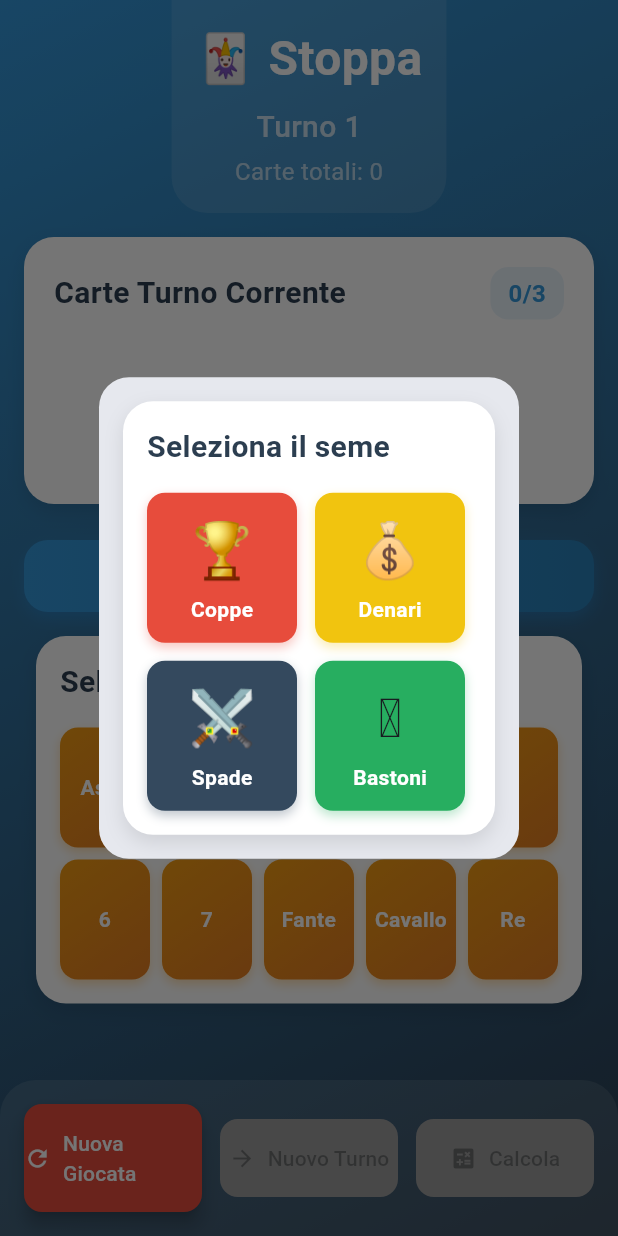
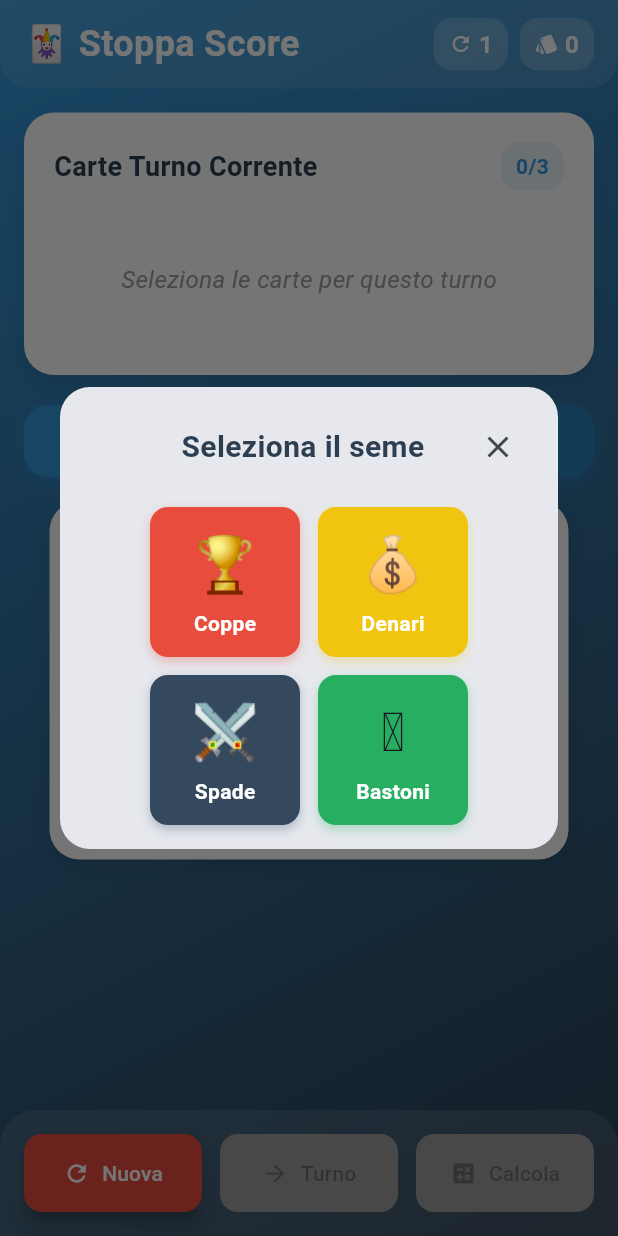
Before and after one commit to raffo93p/stoppa-score, a Flutter app: the screen it shows after launch, after a tap on "Asso", on a phone screen of 412 x 824 dp. Run offline on Flutter 3.47's test engine with Material 3 defaults, Android fonts, the phone set to English and light mode, and no system bars; our stand-ins replace equatable.

Commit message:
improve UX

```diff
--- a/lib/screens/game_screen.dart
+++ b/lib/screens/game_screen.dart
@@ -13,28 +13,12 @@ class GameScreen extends StatefulWidget {
   State<GameScreen> createState() => _GameScreenState();
 }
 
-class _GameScreenState extends State<GameScreen>
-    with SingleTickerProviderStateMixin {
+class _GameScreenState extends State<GameScreen> {
   CardRank? _selectedRank;
-  late AnimationController _animationController;
-  late Animation<double> _scaleAnimation;
 
   @override
   void initState() {
     super.initState();
-    _animationController = AnimationController(
-      vsync: this,
-      duration: const Duration(milliseconds: 200),
-    );
-    _scaleAnimation = Tween<double>(begin: 1.0, end: 1.05).animate(
-      CurvedAnimation(parent: _animationController, curve: Curves.easeInOut),
-    );
-  }
-
-  @override
-  void dispose() {
-    _animationController.dispose();
-    super.dispose();
   }
 
   void _onCardRankSelected(CardRank rank) {
@@ -53,18 +37,235 @@ class _GameScreenState extends State<GameScreen>
 
     showDialog(
       context: context,
-      barrierDismissible: false,
+      barrierDismissible: true,
       builder: (context) => Dialog(
         shape: RoundedRectangleBorder(borderRadius: BorderRadius.circular(20)),
         child: Padding(
           padding: const EdgeInsets.all(16.0),
-          child: SuitSelector(
-            selectedRank: _selectedRank!,
-            alreadySelectedCards: allSelectedCards,
-            onSuitSelected: (suit) {
+          child: Column(
+            mainAxisSize: MainAxisSize.min,
+            children: [
+              Row(
+                mainAxisAlignment: MainAxisAlignment.spaceBetween,
+                children: [
+                  const SizedBox(width: 40),
+                  const Expanded(
+                    child: Text(
+                      'Seleziona il seme',
+                      textAlign: TextAlign.center,
+                      style: TextStyle(
+                        fontSize: 20,
+                        fontWeight: FontWeight.bold,
+                        color: Color(0xFF2C3E50),
+                      ),
+                    ),
+                  ),
+                  IconButton(
+                    onPressed: () => Navigator.pop(context),
+                    icon: const Icon(Icons.close),
+                    padding: EdgeInsets.zero,
+                    constraints: const BoxConstraints(),
+                  ),
+                ],
+              ),
+              const SizedBox(height: 16),
+              Wrap(
+                spacing: 12,
+                runSpacing: 12,
+                children: CardSuit.values.map((suit) {
+                  final isDisabled = allSelectedCards.any(
+                    (card) => card.rank == _selectedRank && card.suit == suit,
+                  );
+                  return _buildSuitButton(context, suit, isDisabled, () {
+                    if (!isDisabled) {
                       Navigator.pop(context);
                       _onSuitSelected(suit);
-            },
+                    }
+                  });
+                }).toList(),
+              ),
+            ],
+          ),
+        ),
+      ),
+    );
+  }
+
+  Widget _buildSuitButton(
+    BuildContext context,
+    CardSuit suit,
+    bool isDisabled,
+    VoidCallback onTap,
+  ) {
+    Color getSuitColor() {
+      switch (suit) {
+        case CardSuit.coppe:
+          return const Color(0xFFE74C3C);
+        case CardSuit.denari:
+          return const Color(0xFFF1C40F);
+        case CardSuit.spade:
+          return const Color(0xFF34495E);
+        case CardSuit.bastoni:
+          return const Color(0xFF27AE60);
+      }
+    }
+
+    return Material(
+      color: Colors.transparent,
+      child: InkWell(
+        onTap: isDisabled ? null : onTap,
+        borderRadius: BorderRadius.circular(12),
+        child: Opacity(
+          opacity: isDisabled ? 0.4 : 1.0,
+          child: Container(
+            width: 100,
+            height: 100,
+            decoration: BoxDecoration(
+              color: isDisabled ? Colors.grey : getSuitColor(),
+              borderRadius: BorderRadius.circular(12),
+              boxShadow: isDisabled
+                  ? []
+                  : [
+                      BoxShadow(
+                        color: getSuitColor().withOpacity(0.3),
+                        blurRadius: 5,
+                        offset: const Offset(0, 3),
+                      ),
+                    ],
+            ),
+            child: Stack(
+              children: [
+                Column(
+                  mainAxisAlignment: MainAxisAlignment.center,
+                  children: [
+                    Center(
+                      child: Text(
+                        suit.emoji,
+                        style: const TextStyle(fontSize: 36),
+                      ),
+                    ),
+                    const SizedBox(height: 4),
+                    Center(
+                      child: Text(
+                        suit.name,
+                        style: const TextStyle(
+                          color: Colors.white,
+                          fontWeight: FontWeight.bold,
+                          fontSize: 14,
+                        ),
+                      ),
+                    ),
+                  ],
+                ),
+                if (isDisabled)
+                  Center(
+                    child: Icon(
+                      Icons.block,
+                      color: Colors.white.withOpacity(0.8),
+                      size: 40,
+                    ),
+                  ),
+              ],
+            ),
+          ),
+        ),
+      ),
+    );
+  }
+
+  void _showFinalScoreDialog() {
+    final gameState = context.read<GameState>();
+    if (gameState.finalScore == null) return;
+
+    showDialog(
+      context: context,
+      barrierDismissible: true,
+      builder: (context) => Dialog(
+        shape: RoundedRectangleBorder(borderRadius: BorderRadius.circular(24)),
+        child: ConstrainedBox(
+          constraints: const BoxConstraints(maxWidth: 380),
+          child: Container(
+            padding: const EdgeInsets.all(24),
+            decoration: BoxDecoration(
+              gradient: const LinearGradient(
+                colors: [Color(0xFFF39C12), Color(0xFFE67E22)],
+              ),
+              borderRadius: BorderRadius.circular(24),
+            ),
+            child: Column(
+              mainAxisSize: MainAxisSize.min,
+              children: [
+                Row(
+                  mainAxisAlignment: MainAxisAlignment.end,
+                  children: [
+                    IconButton(
+                      onPressed: () => Navigator.pop(context),
+                      icon: const Icon(Icons.close, color: Colors.white),
+                      padding: EdgeInsets.zero,
+                      constraints: const BoxConstraints(),
+                    ),
+                  ],
+                ),
+                const Icon(Icons.stars, color: Colors.white, size: 48),
+                const SizedBox(height: 12),
+                const Text(
+                  'PUNTEGGIO FINALE',
+                  style: TextStyle(
+                    fontSize: 24,
+                    fontWeight: FontWeight.bold,
+                    color: Colors.white,
+                    letterSpacing: 2,
+                  ),
+                ),
+                const SizedBox(height: 16),
+                Container(
+                  padding: const EdgeInsets.all(20),
+                  decoration: BoxDecoration(
+                    color: Colors.white,
+                    borderRadius: BorderRadius.circular(16),
+                  ),
+                  child: Text(
+                    '${gameState.finalScore!.score}',
+                    style: const TextStyle(
+                      fontSize: 64,
+                      fontWeight: FontWeight.bold,
+                      color: Color(0xFFE67E22),
+                    ),
+                  ),
+                ),
+                const SizedBox(height: 16),
+                if (gameState.finalScore!.score == 55)
+                  const Text(
+                    '🎉 PUNTEGGIO MASSIMO! 🎉',
+                    style: TextStyle(
+                      fontSize: 18,
+                      fontWeight: FontWeight.bold,
+                      color: Colors.white,
+                    ),
+                  ),
+                const SizedBox(height: 8),
+                Text(
+                  '${gameState.finalScore!.usedCards.length} carte utilizzate',
+                  style: const TextStyle(fontSize: 16, color: Colors.white70),
+                ),
+                const SizedBox(height: 20),
+                const Text(
+                  'Carte Vincenti',
+                  style: TextStyle(
+                    fontSize: 18,
+                    fontWeight: FontWeight.bold,
+                    color: Colors.white,
+                  ),
+                ),
+                const SizedBox(height: 12),
+                Wrap(
+                  alignment: WrapAlignment.center,
+                  children: gameState.finalScore!.usedCards.map((card) {
+                    return CardDisplay(card: card, isHighlighted: true);
+                  }).toList(),
+                ),
+              ],
+            ),
           ),
         ),
       ),
@@ -102,12 +303,10 @@ class _GameScreenState extends State<GameScreen>
                   child: Column(
                     children: [
                       _buildCurrentTurnSection(),
-                      const SizedBox(height: 24),
+                      const SizedBox(height: 20),
                       _buildCardSelector(),
-                      const SizedBox(height: 24),
+                      const SizedBox(height: 20),
                       _buildPreviousTurnsSection(),
-                      const SizedBox(height: 24),
-                      _buildFinalScoreSection(),
                     ],
                   ),
                 ),
@@ -124,37 +323,81 @@ class _GameScreenState extends State<GameScreen>
     return Consumer<GameState>(
       builder: (context, gameState, _) {
         return Container(
-          padding: const EdgeInsets.all(16),
+          padding: const EdgeInsets.symmetric(horizontal: 16, vertical: 12),
           decoration: BoxDecoration(
             color: Colors.white.withOpacity(0.1),
             borderRadius: const BorderRadius.only(
-              bottomLeft: Radius.circular(24),
-              bottomRight: Radius.circular(24),
+              bottomLeft: Radius.circular(20),
+              bottomRight: Radius.circular(20),
             ),
           ),
-          child: Column(
+          child: Row(
+            mainAxisAlignment: MainAxisAlignment.spaceBetween,
             children: [
               const Text(
-                '🃏 Stoppa',
+                '🃏 Stoppa Score',
                 style: TextStyle(
-                  fontSize: 32,
+                  fontSize: 24,
                   fontWeight: FontWeight.bold,
                   color: Colors.white,
                 ),
               ),
-              const SizedBox(height: 8),
+              Row(
+                children: [
+                  Container(
+                    padding: const EdgeInsets.symmetric(
+                      horizontal: 10,
+                      vertical: 6,
+                    ),
+                    decoration: BoxDecoration(
+                      color: Colors.white.withOpacity(0.2),
+                      borderRadius: BorderRadius.circular(12),
+                    ),
+                    child: Row(
+                      children: [
+                        const Icon(
+                          Icons.refresh,
+                          color: Colors.white,
+                          size: 16,
+                        ),
+                        const SizedBox(width: 4),
                         Text(
-                'Turno ${gameState.turnNumber}',
+                          '${gameState.turnNumber}',
                           style: const TextStyle(
-                  fontSize: 20,
-                  color: Colors.white70,
-                  fontWeight: FontWeight.w500,
+                            fontSize: 16,
+                            color: Colors.white,
+                            fontWeight: FontWeight.bold,
                           ),
                         ),
-              const SizedBox(height: 4),
+                      ],
+                    ),
+                  ),
+                  const SizedBox(width: 8),
+                  Container(
+                    padding: const EdgeInsets.symmetric(
+                      horizontal: 10,
+                      vertical: 6,
+                    ),
+                    decoration: BoxDecoration(
+                      color: Colors.white.withOpacity(0.2),
+                      borderRadius: BorderRadius.circular(12),
+                    ),
+                    child: Row(
+                      children: [
+                        const Icon(Icons.style, color: Colors.white, size: 16),
+                        const SizedBox(width: 4),
                         Text(
-                'Carte totali: ${gameState.totalCardsCount}',
-                style: const TextStyle(fontSize: 16, color: Colors.white60),
+                          '${gameState.totalCardsCount}',
+                          style: const TextStyle(
+                            fontSize: 16,
+                            color: Colors.white,
+                            fontWeight: FontWeight.bold,
+                          ),
+                        ),
+                      ],
+                    ),
+                  ),
+                ],
               ),
             ],
           ),
@@ -188,14 +431,16 @@ class _GameScreenState extends State<GameScreen>
                   const Text(
                     'Carte Turno Corrente',
                     style: TextStyle(
-                      fontSize: 20,
+                      fontSize: 18,
                       fontWeight: FontWeight.bold,
                       color: Color(0xFF2C3E50),
                     ),
                   ),
+                  Row(
+                    children: [
                       Container(
                         padding: const EdgeInsets.symmetric(
-                      horizontal: 12,
+                          horizontal: 10,
                           vertical: 6,
                         ),
                         decoration: BoxDecoration(
@@ -205,11 +450,44 @@ class _GameScreenState extends State<GameScreen>
                         child: Text(
                           '${gameState.currentTurnCards.length}/3',
                           style: const TextStyle(
-                        fontSize: 16,
+                            fontSize: 14,
                             fontWeight: FontWeight.bold,
                             color: Color(0xFF3498DB),
                           ),
                         ),
+                      ),
+                      if (gameState.currentTurnScore != null) ...[
+                        const SizedBox(width: 8),
+                        Container(
+                          padding: const EdgeInsets.symmetric(
+                            horizontal: 10,
+                            vertical: 6,
+                          ),
+                          decoration: BoxDecoration(
+                            color: const Color(0xFFF39C12).withOpacity(0.1),
+                            borderRadius: BorderRadius.circular(12),
+                          ),
+                          child: Row(
+                            children: [
+                              const Icon(
+                                Icons.emoji_events,
+                                color: Color(0xFFF39C12),
+                                size: 16,
+                              ),
+                              const SizedBox(width: 4),
+                              Text(
+                                '${gameState.currentTurnScore!.score}',
+                                style: const TextStyle(
+                                  fontSize: 14,
+                                  fontWeight: FontWeight.bold,
+                                  color: Color(0xFFF39C12),
+                                ),
+                              ),
+                            ],
+                          ),
+                        ),
+                      ],
+                    ],
                   ),
                 ],
               ),
@@ -242,39 +520,6 @@ class _GameScreenState extends State<GameScreen>
                     );
                   }).toList(),
                 ),
-              if (gameState.currentTurnScore != null) ...[
-                const SizedBox(height: 16),
-                const Divider(),
-                const SizedBox(height: 16),
-                Row(
-                  mainAxisAlignment: MainAxisAlignment.center,
-                  children: [
-                    const Icon(
-                      Icons.emoji_events,
-                      color: Color(0xFFF39C12),
-                      size: 32,
-                    ),
-                    const SizedBox(width: 12),
-                    Column(
-                      crossAxisAlignment: CrossAxisAlignment.start,
-                      children: [
-                        const Text(
-                          'Punteggio Turno',
-                          style: TextStyle(fontSize: 14, color: Colors.grey),
-                        ),
-                        Text(
-                          '${gameState.currentTurnScore!.score}',
-                          style: const TextStyle(
-                            fontSize: 36,
-                            fontWeight: FontWeight.bold,
-                            color: Color(0xFF2C3E50),
-                          ),
-                        ),
-                      ],
-                    ),
-                  ],
-                ),
-              ],
             ],
           ),
         );
@@ -437,98 +682,6 @@ class _GameScreenState extends State<GameScreen>
     );
   }
 
-  Widget _buildFinalScoreSection() {
-    return Consumer<GameState>(
-      builder: (context, gameState, _) {
-        if (!gameState.showingFinalScore || gameState.finalScore == null) {
-          return const SizedBox.shrink();
-        }
-
-        return ScaleTransition(
-          scale: _scaleAnimation,
-          child: Container(
-            padding: const EdgeInsets.all(24),
-            decoration: BoxDecoration(
-              gradient: const LinearGradient(
-                colors: [Color(0xFFF39C12), Color(0xFFE67E22)],
-              ),
-              borderRadius: BorderRadius.circular(24),
-              boxShadow: [
-                BoxShadow(
-                  color: Colors.orange.withOpacity(0.4),
-                  blurRadius: 15,
-                  offset: const Offset(0, 8),
-                ),
-              ],
-            ),
-            child: Column(
-              children: [
-                const Icon(Icons.stars, color: Colors.white, size: 48),
-                const SizedBox(height: 12),
-                const Text(
-                  'PUNTEGGIO FINALE',
-                  style: TextStyle(
-                    fontSize: 24,
-                    fontWeight: FontWeight.bold,
-                    color: Colors.white,
-                    letterSpacing: 2,
-                  ),
-                ),
-                const SizedBox(height: 16),
-                Container(
-                  padding: const EdgeInsets.all(20),
-                  decoration: BoxDecoration(
-                    color: Colors.white,
-                    borderRadius: BorderRadius.circular(16),
-                  ),
-                  child: Text(
-                    '${gameState.finalScore!.score}',
-                    style: const TextStyle(
-                      fontSize: 64,
-                      fontWeight: FontWeight.bold,
-                      color: Color(0xFFE67E22),
-                    ),
-                  ),
-                ),
-                const SizedBox(height: 16),
-                if (gameState.finalScore!.score == 55)
-                  const Text(
-                    '🎉 PUNTEGGIO MASSIMO! 🎉',
-                    style: TextStyle(
-                      fontSize: 18,
-                      fontWeight: FontWeight.bold,
-                      color: Colors.white,
-                    ),
-                  ),
-                const SizedBox(height: 8),
-                Text(
-                  '${gameState.finalScore!.usedCards.length} carte utilizzate',
-                  style: const TextStyle(fontSize: 16, color: Colors.white70),
-                ),
-                const SizedBox(height: 20),
-                const Text(
-                  'Carte Vincenti',
-                  style: TextStyle(
-                    fontSize: 18,
-                    fontWeight: FontWeight.bold,
-                    color: Colors.white,
-                  ),
-                ),
-                const SizedBox(height: 12),
-                Wrap(
-                  alignment: WrapAlignment.center,
-                  children: gameState.finalScore!.usedCards.map((card) {
-                    return CardDisplay(card: card, isHighlighted: true);
-                  }).toList(),
-                ),
-              ],
-            ),
-          ),
-        );
-      },
-    );
-  }
-
   Widget _buildBottomButtons() {
     return Consumer<GameState>(
       builder: (context, gameState, _) {
@@ -552,7 +705,7 @@ class _GameScreenState extends State<GameScreen>
                     });
                   },
                   icon: const Icon(Icons.refresh),
-                  label: const Text('Nuova Giocata'),
+                  label: const Text('Nuova'),
                   style: ElevatedButton.styleFrom(
                     backgroundColor: const Color(0xFFE74C3C),
                     foregroundColor: Colors.white,
@@ -573,7 +726,7 @@ class _GameScreenState extends State<GameScreen>
                           gameState.nextTurn();
                         },
                   icon: const Icon(Icons.arrow_forward),
-                  label: const Text('Nuovo Turno'),
+                  label: const Text('Turno'),
                   style: ElevatedButton.styleFrom(
                     backgroundColor: const Color(0xFF27AE60),
                     foregroundColor: Colors.white,
@@ -595,9 +748,7 @@ class _GameScreenState extends State<GameScreen>
                       ? null
                       : () {
                           gameState.calculateFinalScore();
-                          _animationController.forward().then((_) {
-                            _animationController.reverse();
-                          });
+                          _showFinalScoreDialog();
                         },
                   icon: const Icon(Icons.calculate),
                   label: const Text('Calcola'),
--- a/lib/widgets/card_selector.dart
+++ b/lib/widgets/card_selector.dart
@@ -42,8 +42,8 @@ class CardSelector extends StatelessWidget {
           ),
           const SizedBox(height: 16),
           Wrap(
-            spacing: 8,
-            runSpacing: 8,
+            spacing: 6,
+            runSpacing: 6,
             children: CardRank.values.map((rank) {
               // Una carta è disabilitata solo se TUTTI i 4 semi sono stati usati
               final usedSuitsForRank = selectedCards
@@ -83,8 +83,8 @@ class _CardButton extends StatelessWidget {
       child: Opacity(
         opacity: isDisabled ? 0.4 : 1.0,
         child: Container(
-          width: 60,
-          height: 80,
+          width: 58,
+          height: 78,
           decoration: BoxDecoration(
             gradient: LinearGradient(
               begin: Alignment.topLeft,
@@ -220,7 +220,9 @@ class _SuitButton extends StatelessWidget {
 
   @override
   Widget build(BuildContext context) {
-    return InkWell(
+    return Material(
+      color: Colors.transparent,
+      child: InkWell(
         onTap: onTap,
         borderRadius: BorderRadius.circular(12),
         child: Opacity(
@@ -277,6 +279,7 @@ class _SuitButton extends StatelessWidget {
             ),
           ),
         ),
+      ),
     );
   }
 }
```
Also changed, not shown: icon.png (added), 5 other files. Lines whose indentation alone changed are shown as unchanged.
